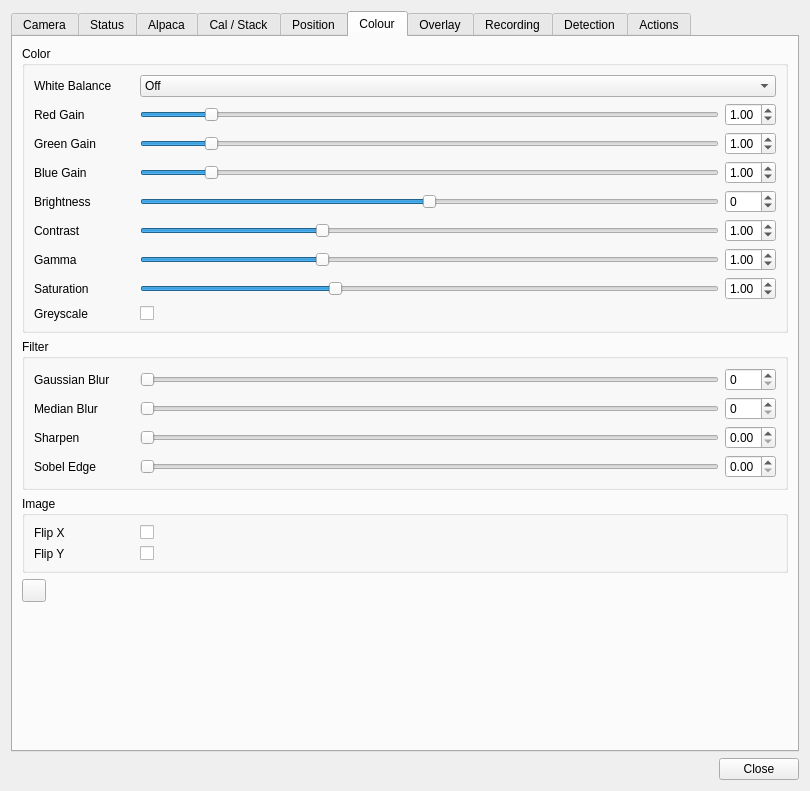
First picture: the form in plugins/feature/camera/camerasettingsdialog.ui, repository srcejon/sdrangel, before the edit.
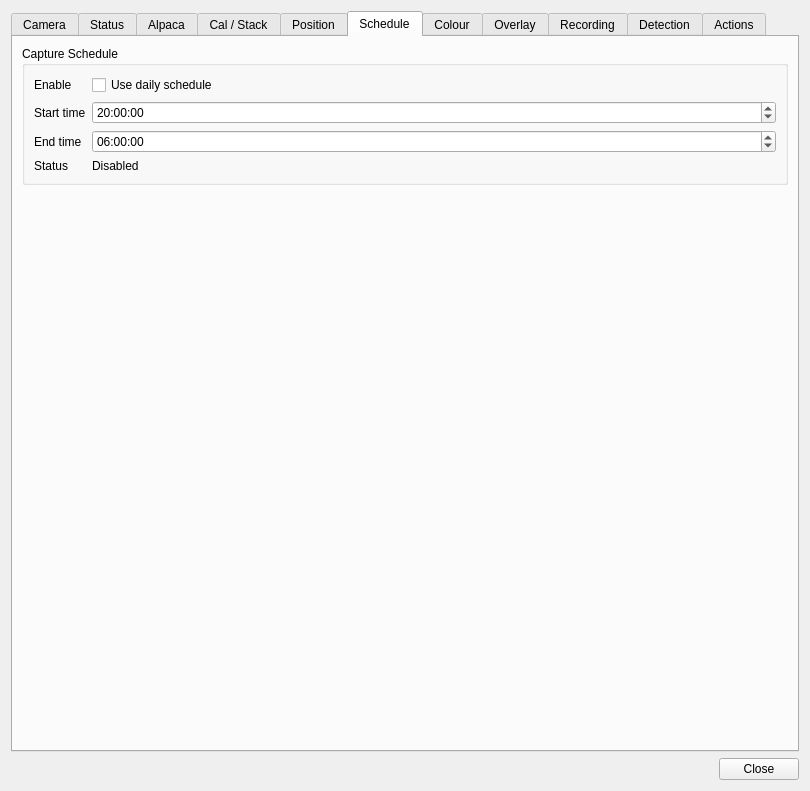
Second picture: the form after the edit. The open tabs and pages were chosen to show the change. Icons and pictures are not drawn.

Commit message: Add camera capture scheduler

The edit to the form file:
```diff
--- a/plugins/feature/camera/camerasettingsdialog.ui
+++ b/plugins/feature/camera/camerasettingsdialog.ui
@@ -1603,6 +1603,105 @@
          </property>
         </spacer>
        </item>
+     </layout>
+     </widget>
+     <widget class="QWidget" name="scheduleTab">
+      <attribute name="title">
+       <string>Schedule</string>
+      </attribute>
+      <layout class="QVBoxLayout" name="scheduleTabLayout">
+       <item>
+        <widget class="QGroupBox" name="captureScheduleGroup">
+         <property name="title">
+          <string>Capture Schedule</string>
+         </property>
+         <layout class="QFormLayout" name="captureScheduleLayout">
+          <item row="0" column="0">
+           <widget class="QLabel" name="scheduleEnabledLabel">
+            <property name="text">
+             <string>Enable</string>
+            </property>
+           </widget>
+          </item>
+          <item row="0" column="1">
+           <widget class="QCheckBox" name="scheduleEnabledCheck">
+            <property name="text">
+             <string>Use daily schedule</string>
+            </property>
+           </widget>
+          </item>
+          <item row="1" column="0">
+           <widget class="QLabel" name="scheduleStartTimeLabel">
+            <property name="text">
+             <string>Start time</string>
+            </property>
+           </widget>
+          </item>
+          <item row="1" column="1">
+           <widget class="QTimeEdit" name="scheduleStartTimeEdit">
+            <property name="displayFormat">
+             <string>HH:mm:ss</string>
+            </property>
+            <property name="time">
+             <time>
+              <hour>20</hour>
+              <minute>0</minute>
+              <second>0</second>
+             </time>
+            </property>
+           </widget>
+          </item>
+          <item row="2" column="0">
+           <widget class="QLabel" name="scheduleEndTimeLabel">
+            <property name="text">
+             <string>End time</string>
+            </property>
+           </widget>
+          </item>
+          <item row="2" column="1">
+           <widget class="QTimeEdit" name="scheduleEndTimeEdit">
+            <property name="displayFormat">
+             <string>HH:mm:ss</string>
+            </property>
+            <property name="time">
+             <time>
+              <hour>6</hour>
+              <minute>0</minute>
+              <second>0</second>
+             </time>
+            </property>
+           </widget>
+          </item>
+          <item row="3" column="0">
+           <widget class="QLabel" name="scheduleStatusLabel">
+            <property name="text">
+             <string>Status</string>
+            </property>
+           </widget>
+          </item>
+          <item row="3" column="1">
+           <widget class="QLabel" name="scheduleStatusValue">
+            <property name="text">
+             <string>Disabled</string>
+            </property>
+           </widget>
+          </item>
+         </layout>
+        </widget>
+       </item>
+       <item>
+        <spacer name="verticalSpacerSchedule">
+         <property name="orientation">
+          <enum>Qt::Orientation::Vertical</enum>
+         </property>
+         <property name="sizeHint" stdset="0">
+          <size>
+           <width>20</width>
+           <height>40</height>
+          </size>
+         </property>
+        </spacer>
+       </item>
       </layout>
      </widget>
      <widget class="QWidget" name="colourTab">
```
The commit also changes 4 other files.
